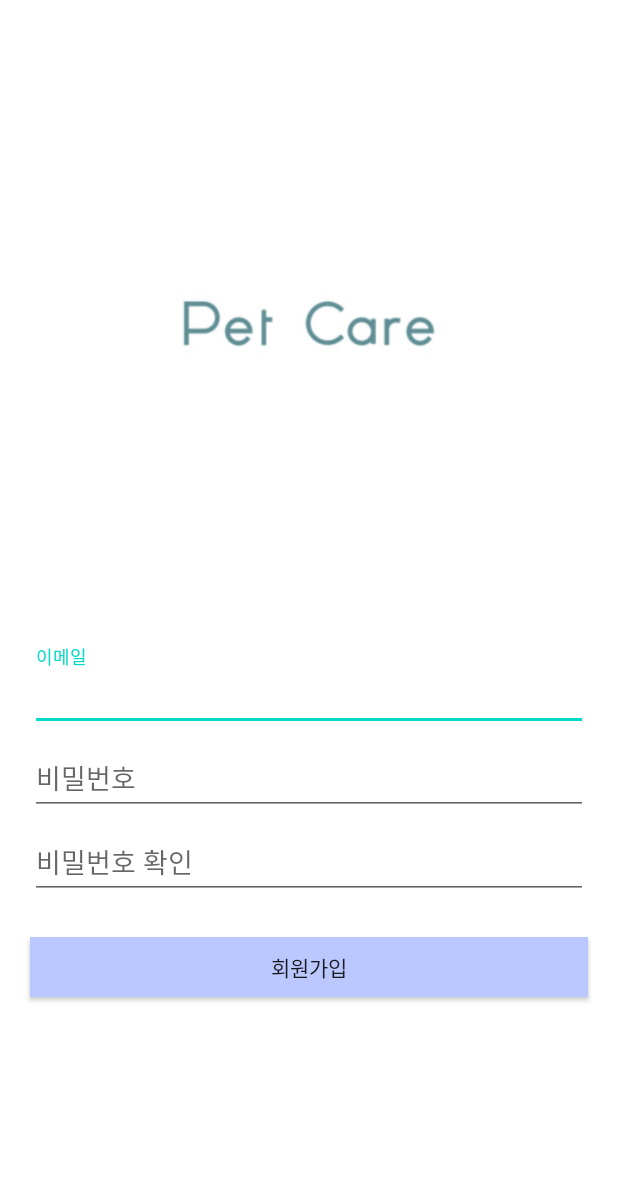
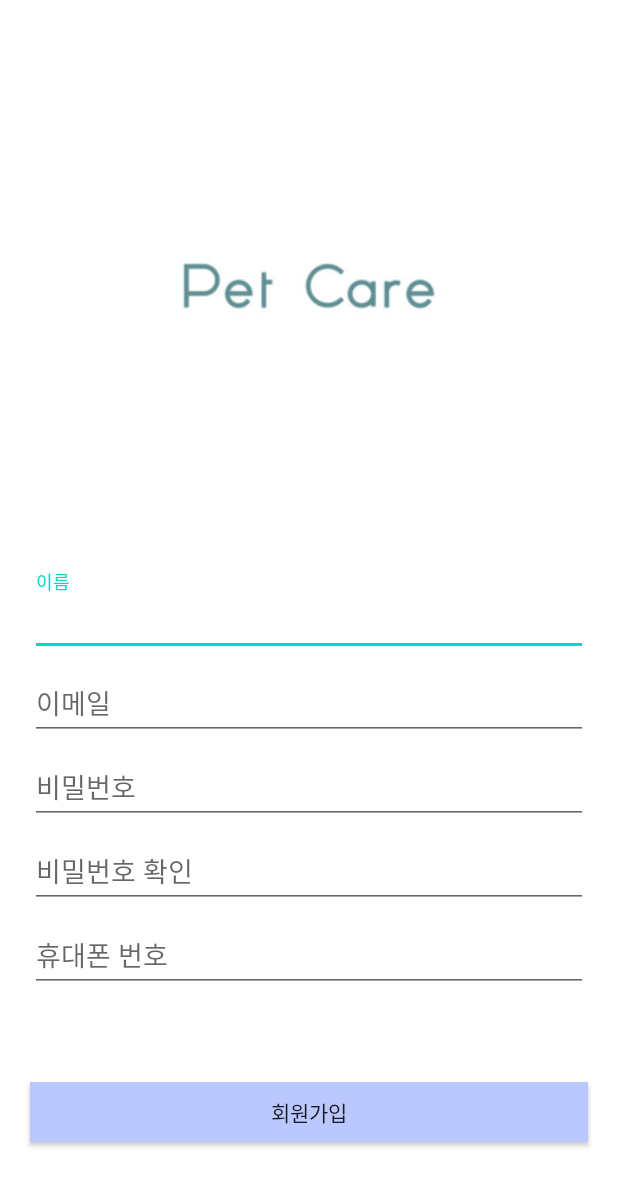
Before and after one commit to Lauveno/caps_project1, an Android app: the layout activity_signup.xml on its own in the app's theme, with its tools: preview values and no code run, on a phone screen of 412 x 824 dp. Shown: the top 1186 px of the screen. Run offline under Robolectric (Android 15) with nearby library versions, the phone set to English and light mode, and no system bars.

```diff
--- a/app/build.gradle
+++ b/app/build.gradle
@@ -6,7 +6,7 @@ android {
 
     defaultConfig {
         applicationId "com.example.caps_project1"
-        minSdkVersion 16
+        minSdkVersion 21
         targetSdkVersion 29
         versionCode 1
         versionName "1.0"
--- a/app/src/main/res/layout/activity_signup.xml
+++ b/app/src/main/res/layout/activity_signup.xml
@@ -18,10 +18,26 @@
     <LinearLayout
         android:id="@+id/signup_layout"
         android:layout_width="match_parent"
-        android:layout_height="400dp"
+        android:layout_height="450dp"
         android:layout_alignParentBottom="true"
         android:layout_marginBottom="-7dp"
         android:orientation="vertical">
+
+        <com.google.android.material.textfield.TextInputLayout
+            android:layout_width="match_parent"
+            android:layout_height="wrap_content"
+            android:layout_marginLeft="20dp"
+            android:layout_marginRight="20dp">
+
+            <EditText
+                android:id="@+id/nameEditText"
+                android:layout_width="match_parent"
+                android:layout_height="wrap_content"
+                android:ems="10"
+                android:hint="@string/name"
+                android:inputType="textPersonName"
+                android:autofillHints="@string/name" />
+        </com.google.android.material.textfield.TextInputLayout>
 
         <com.google.android.material.textfield.TextInputLayout
             android:layout_width="match_parent"
@@ -61,8 +77,7 @@
             android:layout_width="match_parent"
             android:layout_height="wrap_content"
             android:layout_marginLeft="20dp"
-            android:layout_marginRight="20dp"
-            android:layout_marginBottom="25dp">
+            android:layout_marginRight="20dp" >
 
             <EditText
                 android:id="@+id/passwordCheckEditText"
@@ -74,30 +89,14 @@
                 android:inputType="textPassword" />
         </com.google.android.material.textfield.TextInputLayout>
 
-<!-- 이름 & 휴대폰 번호 정보입력
-        <com.google.android.material.textfield.TextInputLayout
-            android:layout_width="match_parent"
-            android:layout_height="wrap_content"
-            android:layout_marginLeft="20dp"
-            android:layout_marginRight="20dp">
-
-            <EditText
-                android:id="@+id/nameEditText"
-                android:layout_width="match_parent"
-                android:layout_height="wrap_content"
-                android:ems="10"
-                android:hint="@string/name"
-                android:inputType="textPersonName"
-                android:autofillHints="@string/name" />
-        </com.google.android.material.textfield.TextInputLayout>
-
+<!-- 이름 & 휴대폰 번호 정보입력-->
         <com.google.android.material.textfield.TextInputLayout
             android:layout_width="match_parent"
             android:layout_height="wrap_content"
             android:layout_gravity="center"
             android:layout_marginLeft="20dp"
             android:layout_marginRight="20dp"
-            android:layout_marginBottom="25dp">
+            android:layout_marginBottom="60dp">
 
             <EditText
                 android:id="@+id/phoneEditText"
@@ -109,7 +108,7 @@
                 android:autofillHints="@string/phone" />
 
         </com.google.android.material.textfield.TextInputLayout>
--->
+
         <Button
             android:id="@+id/signUpButton"
             android:layout_width="match_parent"
--- a/build.gradle
+++ b/build.gradle
@@ -5,7 +5,8 @@ buildscript {
     repositories {
         google()
         jcenter()
-
+        maven{ url "https://jitpack.io" }
+        maven{ url "https://maven.google.com" }
     }
     dependencies {
         classpath 'com.android.tools.build:gradle:3.6.3'
@@ -14,7 +15,7 @@ buildscript {
         classpath "com.android.support:recyclerview-v7:28.0.0"
         classpath 'com.android.support:cardview-v7:28.0.0'
 
-        classpath "com.github.bumptech.glide:glide:3.7.0"
+        classpath "com.github.bumptech.glide:glide:4.11.0"
 
         // NOTE: Do not place your application dependencies here; they belong
         // in the individual module build.gradle files
@@ -26,6 +27,7 @@ allprojects {
         google()
         jcenter()
         maven{ url "https://jitpack.io" }
+        maven{ url "https://maven.google.com" }
     }
 }
 
```
Also changed, not shown: app/src/main/java/com/example/caps_project1/LoginActivity.java (+20 -20 lines), app/src/main/java/com/example/caps_project1/MapActivity.java (+1 -10 lines), app/src/main/java/com/example/caps_project1/SignUpActivity.java (+43 -18 lines), app/src/main/java/com/example/caps_project1/database/UserData.java (added, +8 -0 lines).
